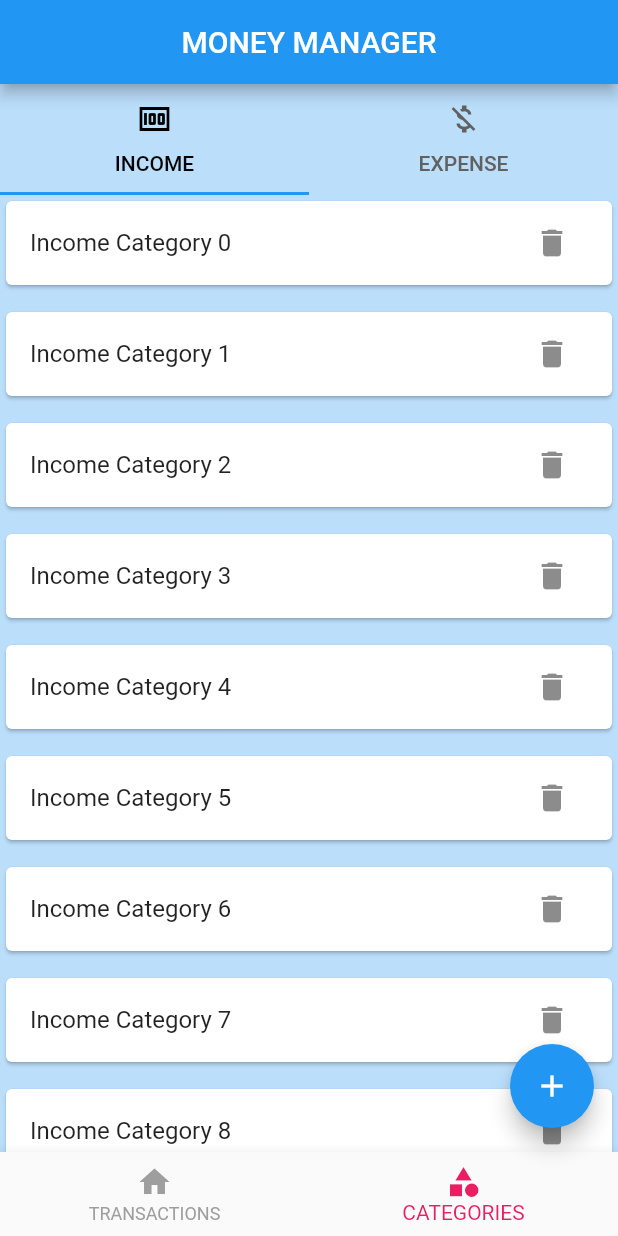
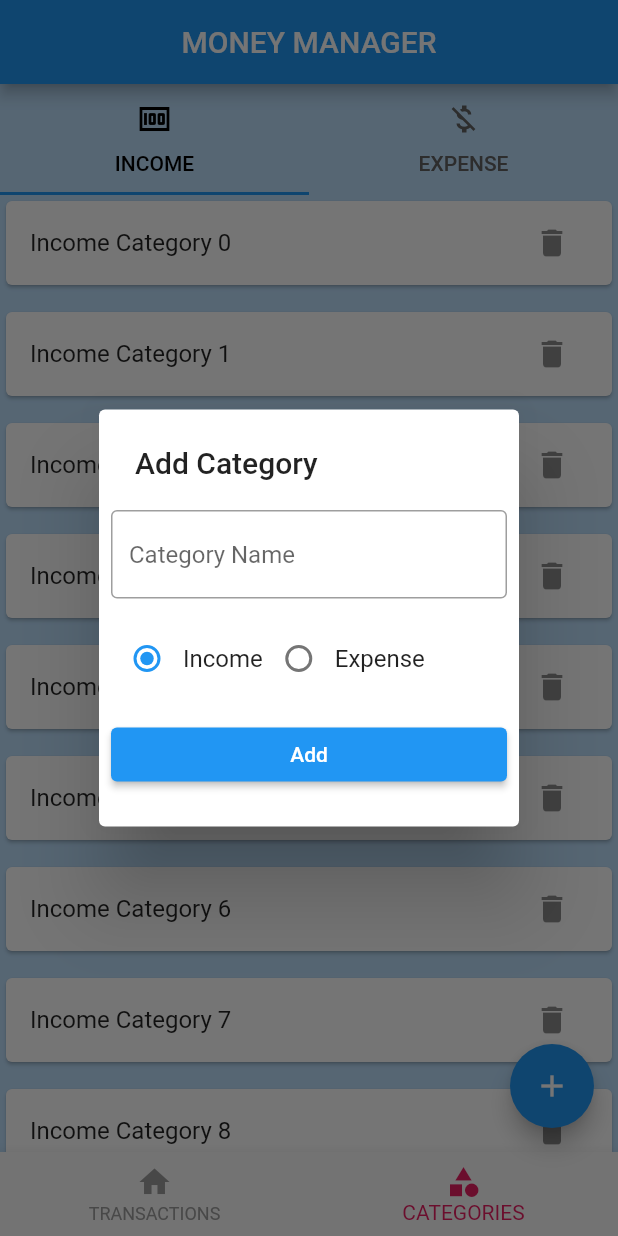
Before and after one commit to Karmic-Soul/Money_Manager_tutorial_project, a Flutter app: the screen it shows after launch, item 2 of the bottom bar chosen, after a tap on the "add" icon, on a phone screen of 412 x 824 dp. Run offline on Flutter 3.47's test engine with Material 2 defaults, Android fonts, the phone set to English and light mode, and no system bars; our stand-ins replace hive_flutter; accounts and stored records are empty.

Commit message:
Add Category Popup added +

```diff
--- a/lib/main.dart
+++ b/lib/main.dart
@@ -6,10 +6,10 @@ import 'package:money_manager/screen/home/screen_home.dart';
 Future<void> main() async {
   WidgetsFlutterBinding.ensureInitialized();
   await Hive.initFlutter();
-  if (Hive.isAdapterRegistered(CategoryModelAdapter().typeId)) {
+  if (!Hive.isAdapterRegistered(CategoryModelAdapter().typeId)) {
     Hive.registerAdapter(CategoryModelAdapter());
   }
-  if (Hive.isAdapterRegistered(CategoryTypeAdapter().typeId)) {
+  if (!Hive.isAdapterRegistered(CategoryTypeAdapter().typeId)) {
     Hive.registerAdapter(CategoryTypeAdapter());
   }
   runApp(const MyApp());
--- a/lib/models/category/category_model.dart
+++ b/lib/models/category/category_model.dart
@@ -29,4 +29,8 @@ class CategoryModel {
     required this.type,
     this.isDeleted = false,
   });
+  @override
+  String toString() {
+    return '$name $type';
+  }
 }
--- /dev/null
+++ b/lib/screen/category/category_add_popup.dart
@@ -0,0 +1,71 @@
+import 'package:flutter/material.dart';
+import 'package:money_manager/models/category/category_model.dart';
+
+ValueNotifier<CategoryType> selectedCategoryNotifier =
+    ValueNotifier(CategoryType.income);
+
+Future<void> showCategoryAddPopup(BuildContext context) async {
+  showDialog(
+    context: context,
+    builder: (ctx) {
+      return SimpleDialog(
+        title: Text('Add Category'),
+        children: [
+          Padding(
+            padding: const EdgeInsets.all(8.0),
+            child: TextFormField(
+              decoration: InputDecoration(
+                border: OutlineInputBorder(),
+                hintText: 'Category Name',
+              ),
+            ),
+          ),
+          Padding(
+            padding: const EdgeInsets.all(8.0),
+            child: Row(
+              children: [
+                RadioButton(title: 'Income', type: CategoryType.income),
+                RadioButton(title: 'Expense', type: CategoryType.expense),
+              ],
+            ),
+          ),
+          Padding(
+            padding: const EdgeInsets.all(8.0),
+            child: ElevatedButton(onPressed: () {}, child: Text('Add')),
+          )
+        ],
+      );
+    },
+  );
+}
+
+class RadioButton extends StatelessWidget {
+  final String title;
+  final CategoryType type;
+  const RadioButton({super.key, required this.title, required this.type});
+
+  @override
+  Widget build(BuildContext context) {
+    return Row(
+      children: [
+        ValueListenableBuilder(
+          valueListenable: selectedCategoryNotifier,
+          builder: (BuildContext ctx, CategoryType newCategory, Widget? _) {
+            return Radio<CategoryType>(
+              value: type,
+              groupValue: newCategory,
+              onChanged: (value) {
+                if (value == null) {
+                  return;
+                }
+                selectedCategoryNotifier.value = value;
+                selectedCategoryNotifier.notifyListeners();
+              },
+            );
+          },
+        ),
+        Text(title),
+      ],
+    );
+  }
+}
--- a/lib/screen/category/screen_category.dart
+++ b/lib/screen/category/screen_category.dart
@@ -1,4 +1,5 @@
 import 'package:flutter/material.dart';
+import 'package:money_manager/db/category/category_db.dart';
 import 'package:money_manager/screen/category/expence_category_list.dart';
 import 'package:money_manager/screen/category/income_category_list.dart';
 
@@ -12,9 +13,14 @@ class ScreenCategory extends StatefulWidget {
 class _ScreenCategoryState extends State<ScreenCategory>
     with SingleTickerProviderStateMixin {
   late TabController _tabController;
+
   @override
   void initState() {
     _tabController = TabController(length: 2, vsync: this);
+    CategoryDB().getCategories().then((value) {
+      print('Categories get');
+      print(value.toString());
+    });
     super.initState();
   }
 
--- a/lib/screen/home/screen_home.dart
+++ b/lib/screen/home/screen_home.dart
@@ -1,4 +1,7 @@
 import 'package:flutter/material.dart';
+import 'package:money_manager/db/category/category_db.dart';
+import 'package:money_manager/models/category/category_model.dart';
+import 'package:money_manager/screen/category/category_add_popup.dart';
 import 'package:money_manager/screen/category/screen_category.dart';
 import 'package:money_manager/screen/home/widgets/bottom_navigation.dart';
 import 'package:money_manager/screen/transactions/screen_transaction.dart';
@@ -33,6 +36,13 @@ class ScreenHome extends StatelessWidget {
           }
           if (selectedIndexNotifier.value == 1) {
             print('Categories FA button pressed');
+            showCategoryAddPopup(context);
+            // final _sample = CategoryModel(
+            //   id: DateTime.now().millisecondsSinceEpoch.toString(),
+            //   name: 'Travel',
+            //   type: CategoryType.expense,
+            // );
+            // CategoryDB().insertCategory(_sample);
           }
         },
         child: Icon(Icons.add),
```
